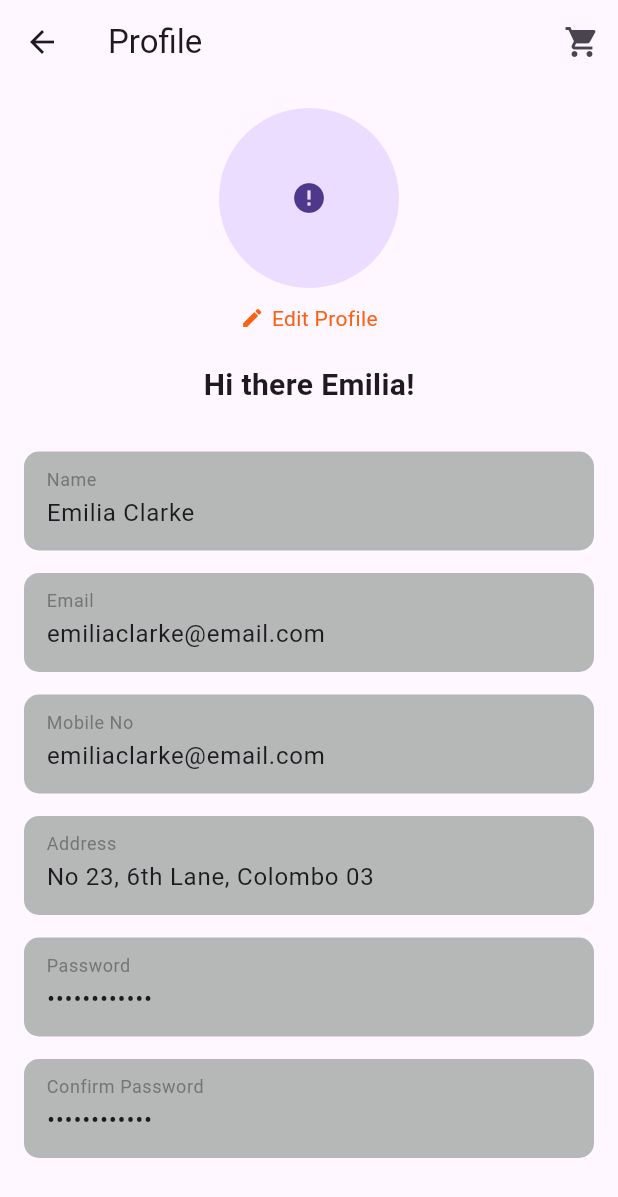
After one commit to klilmhdi/monkey_meal_project, a Flutter app: the ProfileScreen screen opened by its route, on a phone screen of 412 x 824 dp. The commit adds this screen. Shown: the top 1197 px of the screen. Run offline on Flutter 3.47's test engine with Material 3 defaults, Android fonts, the phone set to English and light mode, and no system bars; drawn by our look-alikes of cached_network_image; network calls fail.

Commit message:
Add profile_screen.dart version 1

```diff
--- a/lib/routes.dart
+++ b/lib/routes.dart
@@ -4,6 +4,7 @@ import 'package:monkey_meal_project/src/screens/forgot_password/new_password_scr
 import 'package:monkey_meal_project/src/screens/forgot_password/send_otp_screen.dart';
 import 'package:monkey_meal_project/src/screens/home/home_screen.dart';
 import 'package:monkey_meal_project/src/screens/intro_screen/first_intro_screen.dart';
+import 'package:monkey_meal_project/src/screens/profile_screen/profile_screen.dart';
 import 'package:monkey_meal_project/src/screens/sign_in/log_in_screen.dart';
 import 'package:monkey_meal_project/src/screens/sign_up/sign_up_screen.dart';
 import 'package:monkey_meal_project/src/screens/splash/landing_screen.dart';
@@ -21,7 +22,7 @@ final Map<String, WidgetBuilder> routes = {
   SendOTPScreen.routeName: (context) =>  SendOTPScreen(),
   FirstIntroScreen.routeName: (context) =>  FirstIntroScreen(),
   HomeScreen.routeName: (context) =>  HomeScreen(),
-
+ProfileScreen.routeName:(context)=>ProfileScreen()
 
 
 };
--- /dev/null
+++ b/lib/src/screens/profile_screen/component/custom_text_form_field.dart
@@ -0,0 +1,36 @@
+import 'package:flutter/material.dart';
+import 'package:monkey_meal_project/src/helper/colors.dart';
+class CustomTextFormField extends StatefulWidget {
+ final String label;
+ final String value;
+ final bool obscureText;
+   CustomTextFormField({super.key,required this. label,required this. value,
+     this.obscureText = false});
+
+  @override
+  State<CustomTextFormField> createState() => _CustomTextFormFieldState();
+}
+
+class _CustomTextFormFieldState extends State<CustomTextFormField> {
+  @override
+  Widget build(BuildContext context) {
+    return Container(
+      decoration: BoxDecoration(
+        color: AppColor.placeholder,
+        borderRadius: BorderRadius.circular(10),
+      ),
+      padding: const EdgeInsets.symmetric(horizontal: 15, vertical: 5),
+      child: TextField(
+        decoration: InputDecoration(
+          labelText: widget.label,
+          labelStyle: TextStyle(color: Colors.grey[600]),
+          border: InputBorder.none,
+        ),
+        controller: TextEditingController(text: widget.value),
+        obscureText: widget.obscureText,
+      ),
+    );
+  }
+
+
+}
--- /dev/null
+++ b/lib/src/screens/profile_screen/profile_screen.dart
@@ -0,0 +1,78 @@
+import 'package:cached_network_image/cached_network_image.dart';
+import 'package:flutter/material.dart';
+import 'package:monkey_meal_project/src/helper/colors.dart';
+import 'package:monkey_meal_project/src/screens/profile_screen/component/custom_text_form_field.dart';
+class ProfileScreen extends StatefulWidget {
+  static String routeName='/profile';
+  const ProfileScreen({super.key});
+
+  @override
+  State<ProfileScreen> createState() => _ProfileScreenState();
+}
+
+class _ProfileScreenState extends State<ProfileScreen> {
+  @override
+  Widget build(BuildContext context) {
+
+    return Scaffold(
+    appBar: AppBar(
+    title: Text('Profile'),
+    actions: [
+    IconButton(
+    icon: Icon(Icons.shopping_cart),
+    onPressed: () {},
+    ),
+    ],
+    ),
+    body: SingleChildScrollView(
+    padding: const EdgeInsets.all(16.0),
+    child: Column(
+    children: <Widget>[
+    // Profile Picture
+    CircleAvatar(
+    radius: 60,
+    child: CachedNetworkImage(
+      imageUrl: "http://via.placeholder.com/350x150",
+      progressIndicatorBuilder: (context, url, downloadProgress) =>
+          CircularProgressIndicator(value: downloadProgress.progress),
+      errorWidget: (context, url, error) => Icon(Icons.error),
+    ),
+    ),
+    SizedBox(height: 10),
+    // Edit Profile Button
+    Row(
+    mainAxisAlignment: MainAxisAlignment.center,
+    children: [
+    Icon(Icons.edit, size: 16,color: AppColor.orange,),
+    SizedBox(width: 5),
+    Text('Edit Profile', style: TextStyle(color: AppColor.orange)),
+    ],
+    ),
+    SizedBox(height: 20),
+    // "Hi there Emilia!" text
+    Text('Hi there Emilia!', style: TextStyle(fontSize: 20, fontWeight: FontWeight.bold)),
+    SizedBox(height: 30),
+    // Name Field
+    CustomTextFormField(label: 'Name',value:  'Emilia Clarke'),
+    SizedBox(height: 15),
+    // Email Field
+    CustomTextFormField(label:  'Email',value:  'emiliaclarke@email.com'),
+    SizedBox(height: 15),
+    // Mobile No Field
+    CustomTextFormField(label: 'Mobile No', value: 'emiliaclarke@email.com'), // Typo in image, I'll use the one from the image
+    SizedBox(height: 15),
+    // Address Field
+    CustomTextFormField(label: 'Address',value:  'No 23, 6th Lane, Colombo 03'),
+    SizedBox(height: 15),
+    // Password Field
+    CustomTextFormField(label: 'Password', value: '************', obscureText: true),
+    SizedBox(height: 15),
+    // Confirm Password Field
+    CustomTextFormField(label: 'Confirm Password',value:  '************', obscureText: true),
+    ],
+    ),
+    ),
+    );
+    }
+
+    }
--- a/pubspec.yaml
+++ b/pubspec.yaml
@@ -34,6 +34,7 @@ dependencies:
   # The following adds the Cupertino Icons font to your application.
   # Use with the CupertinoIcons class for iOS style icons.
   cupertino_icons: ^1.0.8
+  cached_network_image: ^3.4.1
 
 dev_dependencies:
   flutter_test:
```
